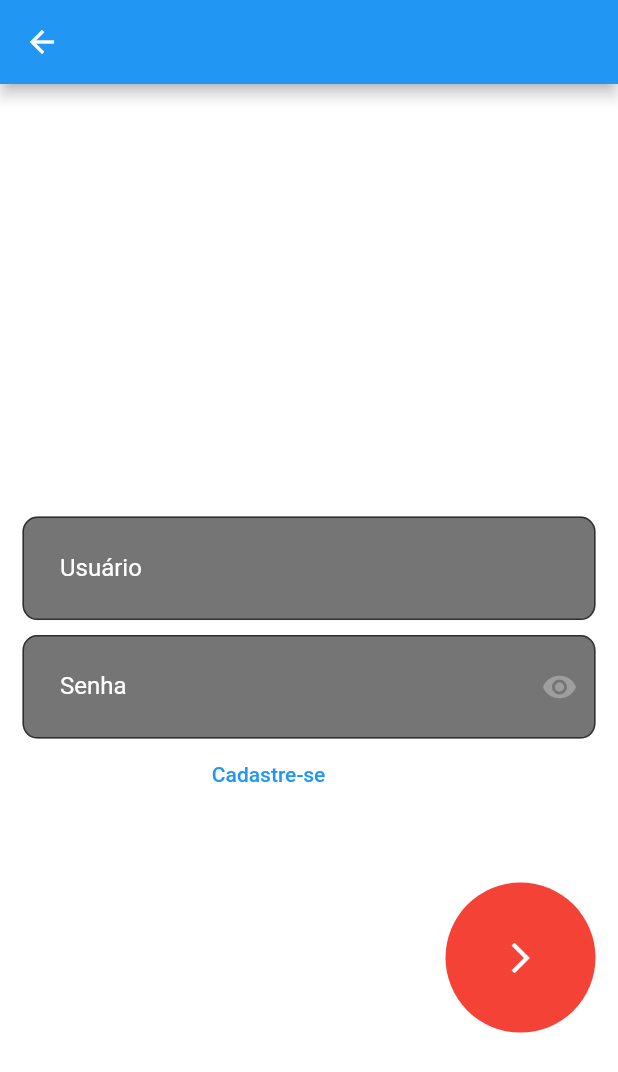
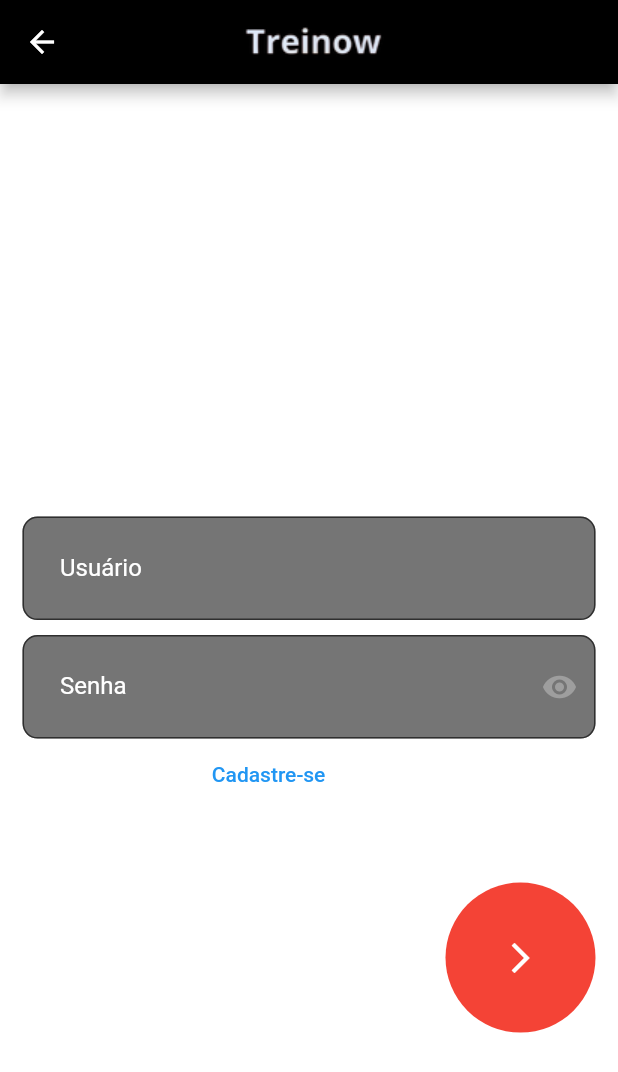
Before and after one commit to AngeloGustavo/treinow_movies, a Flutter app: the LogPage screen opened directly, on a phone screen of 412 x 824 dp. Shown: the top 1072 px of the screen. Run offline on Flutter 3.47's test engine with Material 2 defaults, Android fonts, the phone set to English and light mode, and no system bars; our stand-ins replace dio; network calls fail.

Commit message:
feat: Design Login/Cadastro

```diff
--- a/lib/view/feed_page.dart
+++ b/lib/view/feed_page.dart
@@ -4,7 +4,6 @@
 import 'detalhes_page.dart';
 import 'log_page.dart';
 import '../model/Filme.dart';
-import '../model/requisicao.dart';
 
 class FeedPage extends StatefulWidget {
   @override
@@ -197,7 +196,6 @@
     ),
   );
 }
-
 Widget filmeBox(Filme filme){
   return Container(
     height: 180,
--- a/lib/view/log_page.dart
+++ b/lib/view/log_page.dart
@@ -26,7 +26,13 @@
   @override
   Widget build(BuildContext context) {
     return Scaffold(
-        appBar: AppBar(),
+        appBar: AppBar(
+          backgroundColor: Colors.black,
+          title: Padding(
+            padding: const EdgeInsets.only(right: 50),
+            child: Center(child: Image.asset('asset/logoAppBar.png', fit: BoxFit.cover)),
+          ),
+        ),
         backgroundColor: Colors.transparent,
         body: Stack(
           children: [
```
